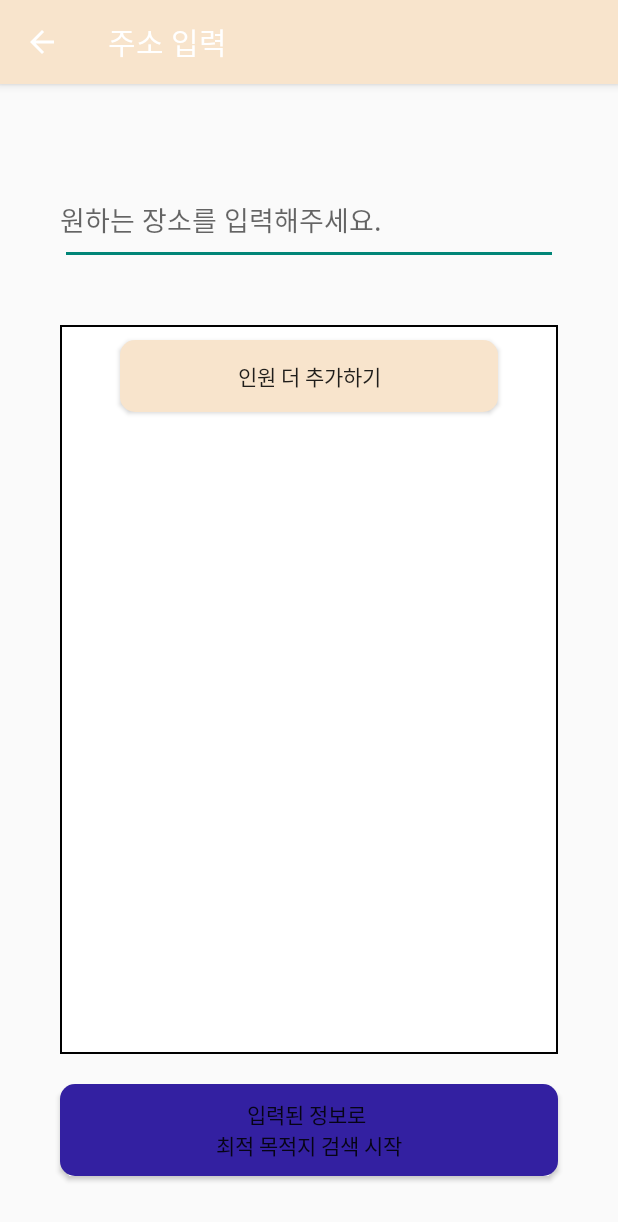
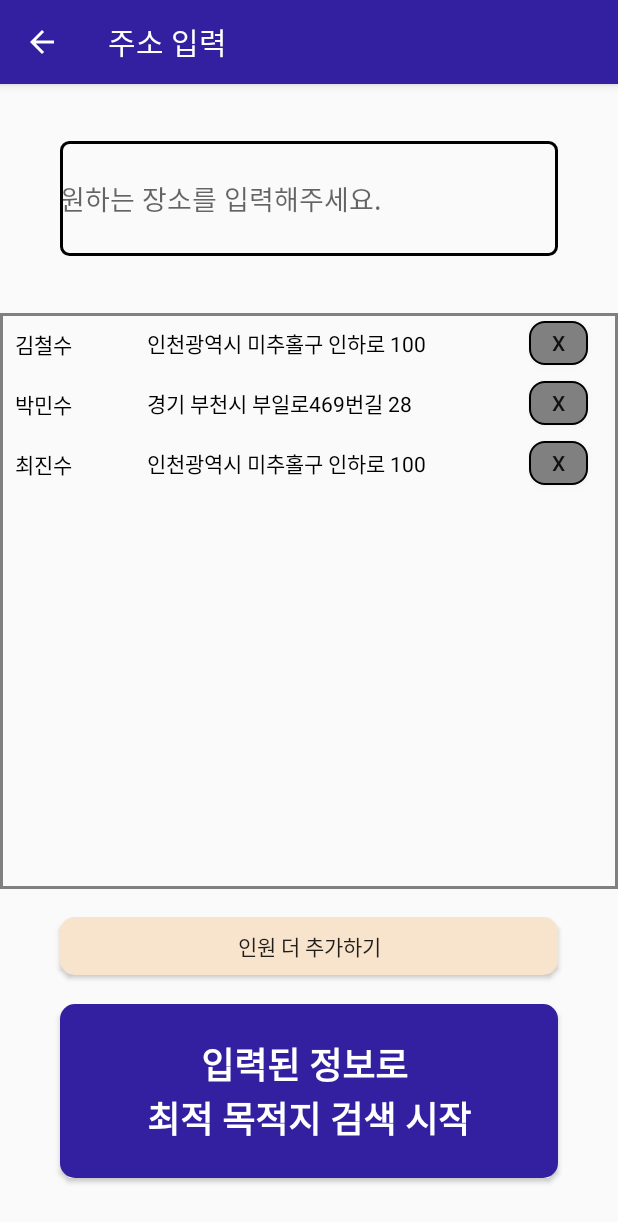
Before and after one commit to TEAM-MeetHere/MeetHere, an Android app: the SetLocation_2_4 screen opened directly, with no data from a screen before it, on a phone screen of 412 x 824 dp. Shown: the top 1222 px of the screen. Run offline under Robolectric (Android 15) with nearby library versions, the phone set to English and light mode, and no system bars.

Commit message:
주소 입력 화면(2_5까지) 디자인 완료 / 어댑터를 사용하여 입력한 주소 삭제 기능 구현

```diff
--- a/app/src/main/java/com/example/meethere/AddressAdopter.kt
+++ b/app/src/main/java/com/example/meethere/AddressAdopter.kt
@@ -3,23 +3,29 @@ package com.example.meethere
 import android.view.LayoutInflater
 import android.view.View
 import android.view.ViewGroup
+import android.widget.Toast
 import androidx.recyclerview.widget.RecyclerView
+import com.example.meethere.databinding.ItemAddressBinding
 import kotlinx.android.synthetic.main.item_address.view.*
 
 
 class AddressAdopter (
     private val addresses: MutableList<Address>
 ) : RecyclerView.Adapter<AddressAdopter.AddressViewHolder>() {
-    class AddressViewHolder(itemView: View) : RecyclerView.ViewHolder (itemView)
+    class AddressViewHolder(val binding: ItemAddressBinding) : RecyclerView.ViewHolder (binding.root) {
+        val btn2 = binding.btnDeleteAddress
 
+    }
     override fun onCreateViewHolder(parent: ViewGroup, viewType: Int): AddressViewHolder {
-        return AddressViewHolder(
+        val binding = ItemAddressBinding.inflate(LayoutInflater.from(parent.context),parent,false)
+      /*  return AddressViewHolder(
             LayoutInflater.from(parent.context).inflate(
                 R.layout.item_address,
                 parent,
                 false
             )
-        )
+        )*/
+        return AddressViewHolder(binding)
     }
 
     /*   private fun toggleStrikeThrough(textViewAddress: TextView, textViewName: TextView) {
@@ -29,12 +35,6 @@ class AddressAdopter (
         addresses.add(address)
         notifyItemInserted(addresses.size - 1)
     }
-    fun deleteAddress() {
-        /*addresses.removeAll { Address ->
-
-        }*/
-        notifyDataSetChanged()
-    }
 
     override fun onBindViewHolder(holder: AddressAdopter.AddressViewHolder, position: Int) {
         val curAddress = addresses[position]
@@ -42,6 +42,14 @@ class AddressAdopter (
             textViewAddress.text = curAddress.Address
             textViewName.text = curAddress.Name
         }
+
+        holder.btn2.setOnClickListener(object: View.OnClickListener {
+            override fun onClick(p0: View?) {
+                if(addresses.isNotEmpty())
+                    addresses.remove(addresses[holder.adapterPosition])
+                notifyDataSetChanged()
+            }
+        })
     }
 
     override fun getItemCount(): Int {
--- a/app/src/main/java/com/example/meethere/ResultAdopter.kt
+++ b/app/src/main/java/com/example/meethere/ResultAdopter.kt
@@ -23,11 +23,11 @@ class ResultAdopter (
         val btn = binding.btnDetail
 
         init {
-            binding.btnDetail.setOnClickListener {
+/*            binding.btnDetail.setOnClickListener {
                 fun OnClick(view: View) {
                     Toast.makeText(view.context, "Item is clicked", Toast.LENGTH_SHORT).show()
                 }
-            }
+            }*/
         }
 
     }
--- a/app/src/main/java/com/example/meethere/SetLocation_2_4.kt
+++ b/app/src/main/java/com/example/meethere/SetLocation_2_4.kt
@@ -20,15 +20,31 @@ class SetLocation_2_4 : AppCompatActivity() {
         recyclerViewAddress.adapter = addressAdapter
         recyclerViewAddress.layoutManager = LinearLayoutManager(this)
 
+        val address1 = "인천광역시 미추홀구 인하로 100"
+        val name1 = "김철수"
+        val addressObject1 = Address(address1,name1)
+        val address2 = "경기 부천시 부일로469번길 28"
+        val name2 = "박민수"
+        val addressObject2 = Address(address2,name2)
+        val address3 = "인천광역시 미추홀구 인하로 100"
+        val name3 = "최진수"
+        val addressObject3 = Address(address3,name3)
+
+        addressAdapter.addAddress(addressObject1)
+        addressAdapter.addAddress(addressObject2)
+        addressAdapter.addAddress(addressObject3)
+
+
         btnAdd.setOnClickListener {
             /* val address = textViewAddress.text.toString()
              val name = textViewName.text.toString()*/
-            val address = "인하대"
+            val address = "인천광역시 미추홀구 인하로 100"
             val name = "임영택"
             val addressObject = Address(address,name)
-            addressAdapter.addAddress(addressObject)
+
             val intent = Intent(applicationContext, SelectLocation_2_5::class.java)
             startActivity(intent) // 후일에 고칠 부분
+            addressAdapter.addAddress(addressObject)
         }
         btnStart.setOnClickListener {
             //val intent = Intent(applicationContext, selectDestination_2_6::class.java)
--- a/app/src/main/res/drawable/borderline.xml
+++ /dev/null
@@ -1,20 +0,0 @@
-<?xml version="1.0" encoding="utf-8"?>
-<shape
-    xmlns:android="http://schemas.android.com/apk/res/android"
-    android:shape="rectangle">
-
-    <!-- 테두리 내부 색상 설정 -->
-    <solid android:color="@android:color/white" />
-
-    <!-- 테두리 내부 여백 설정 -->
-    <padding
-        android:bottom="-1dp"
-        android:right="-1dp"
-        android:left="-1dp"/>
-
-    <!-- 테두리 설정: 두께, 색상 -->
-    <stroke
-        android:width="1dp"
-        android:color="@android:color/black" />
-
-</shape>
--- /dev/null
+++ b/app/src/main/res/drawable/borderline_gray.xml
@@ -0,0 +1,8 @@
+<?xml version="1.0" encoding="utf-8"?>
+<layer-list xmlns:android="http://schemas.android.com/apk/res/android">
+    <item>
+        <shape android:shape="rectangle">
+            <stroke android:width="2dp" android:color="@color/gray"/>
+        </shape>
+    </item>
+</layer-list>
--- a/app/src/main/res/layout/activity_auth_id.xml
+++ b/app/src/main/res/layout/activity_auth_id.xml
@@ -52,7 +52,7 @@
         android:layout_weight="1"
         android:background="@drawable/button_color_drawable"
         android:ems="7"
-        android:text="회원가입"
+        android:text="인증"
         android:textColor="@color/white"
         android:textSize="18sp"
         android:textStyle="bold" />
--- a/app/src/main/res/layout/activity_login.xml
+++ b/app/src/main/res/layout/activity_login.xml
@@ -31,7 +31,7 @@
         android:layout_margin="10dp"
         android:layout_weight="0.75"
         android:background="@drawable/border"
-        android:ems="10"
+        android:ems="15"
         android:hint="아이디"
         android:inputType="textEmailAddress"
         android:padding="10dp"
@@ -45,7 +45,7 @@
         android:layout_gravity="center"
         android:layout_weight="0.75"
         android:background="@drawable/border"
-        android:ems="10"
+        android:ems="15"
         android:hint="비밀번호"
         android:inputType="textPassword"
         android:padding="10dp"
--- a/app/src/main/res/layout/activity_register.xml
+++ b/app/src/main/res/layout/activity_register.xml
@@ -194,7 +194,7 @@
         android:layout_weight="1"
         android:background="@drawable/button_color_drawable"
         android:ems="7"
-        android:text="회원가입"
+        android:text="다음 단계로"
         android:textColor="@color/white"
         android:textSize="18sp"
         android:textStyle="bold" />
--- a/app/src/main/res/layout/activity_set_location24.xml
+++ b/app/src/main/res/layout/activity_set_location24.xml
@@ -2,85 +2,84 @@
 <LinearLayout xmlns:android="http://schemas.android.com/apk/res/android"
     xmlns:app="http://schemas.android.com/apk/res-auto"
     xmlns:tools="http://schemas.android.com/tools"
-    android:orientation="vertical"
     android:layout_width="match_parent"
     android:layout_height="match_parent"
-    tools:context=".SetLocation_2_4"
-    android:weightSum="10">
+    android:orientation="vertical"
+    android:weightSum="20"
+    tools:context=".SetLocation_2_4">
+
+    <Space
+        android:layout_width="match_parent"
+        android:layout_height="0dp"
+        android:layout_weight="1" />
 
     <EditText
         android:id="@+id/etKeyword"
         android:layout_width="match_parent"
         android:layout_height="0dp"
-        android:layout_marginStart="40dp"
-        android:layout_marginTop="60dp"
-        android:layout_marginEnd="40dp"
-
-        android:autofillHints="username"
+        android:layout_gravity="center"
+        android:layout_marginLeft="40dp"
+        android:layout_marginRight="40dp"
+        android:layout_weight="2"
+        android:background="@drawable/border"
         android:ems="10"
         android:hint="원하는 장소를 입력해주세요."
-        android:inputType="textPersonName"
-        android:layout_weight="1"
-        app:layout_constraintEnd_toEndOf="parent"
-        app:layout_constraintStart_toStartOf="parent"
+        android:padding="10dp"/>
 
-        app:layout_constraintTop_toTopOf="parent" />
-
-    <ScrollView
-        android:id="@+id/scrollView24"
+    <Space
         android:layout_width="match_parent"
         android:layout_height="0dp"
-        android:layout_marginStart="40dp"
-        android:layout_marginTop="40dp"
-        android:layout_marginEnd="40dp"
-
-
-        android:background="@drawable/borderline"
-        app:layout_constraintEnd_toEndOf="parent"
-        app:layout_constraintStart_toStartOf="parent"
-        app:layout_constraintTop_toBottomOf="@+id/etKeyword"
-        android:layout_weight="8">
-
-        <LinearLayout
-            android:layout_width="match_parent"
-            android:layout_height="wrap_content"
-            android:orientation="vertical">
+        android:layout_weight="1" />
 
     <androidx.recyclerview.widget.RecyclerView
         android:id="@+id/recyclerViewAddress"
         android:layout_width="match_parent"
-                android:layout_height="match_parent"
-                android:layout_marginStart="40dp"
-                android:layout_marginEnd="40dp" />
+        android:layout_height="0dp"
+        android:layout_weight="10"
+        android:background="@drawable/borderline_gray"
+        />
+
+    <Space
+        android:layout_width="match_parent"
+        android:layout_height="0dp"
+        android:layout_weight="0.5" />
 
     <androidx.appcompat.widget.AppCompatButton
         android:id="@+id/btnAdd"
         android:layout_width="match_parent"
         android:layout_height="0dp"
+        android:layout_gravity="center"
         android:layout_marginLeft="40dp"
-                android:layout_marginTop="10dp"
         android:layout_marginRight="40dp"
-                android:layout_marginBottom="10dp"
         android:layout_weight="1"
         android:background="@drawable/button_color_drawable2"
         android:text="인원 더 추가하기" />
 
-        </LinearLayout>
-    </ScrollView>
+    <Space
+        android:layout_width="match_parent"
+        android:layout_height="0dp"
+        android:layout_weight="0.5" />
 
     <androidx.appcompat.widget.AppCompatButton
         android:id="@+id/btnStart"
         android:layout_width="match_parent"
         android:layout_height="0dp"
+        android:layout_gravity="center"
         android:layout_marginStart="40dp"
-        android:layout_marginTop="20dp"
         android:layout_marginEnd="40dp"
-        android:layout_marginBottom="40dp"
-        android:layout_weight="1"
+        android:layout_weight="3"
+        android:textSize="24sp"
+        android:textStyle="bold"
+        android:textColor="@color/white"
         android:background="@drawable/button_color_drawable"
         android:text="입력된 정보로 \n최적 목적지 검색 시작"
         app:layout_constraintEnd_toEndOf="parent"
         app:layout_constraintStart_toStartOf="parent"
         app:layout_constraintTop_toBottomOf="@+id/scrollView24" />
 
+    <Space
+        android:layout_width="match_parent"
+        android:layout_height="0dp"
+        android:layout_weight="1" />
+
 </LinearLayout>
--- a/app/src/main/res/layout/activity_show_detail28.xml
+++ b/app/src/main/res/layout/activity_show_detail28.xml
@@ -30,7 +30,7 @@
         android:layout_marginTop="40dp"
         android:layout_marginEnd="40dp"
         android:layout_weight="8"
-        android:background="@drawable/borderline"
+        android:background="@drawable/border"
         app:layout_constraintEnd_toEndOf="parent"
         app:layout_constraintStart_toStartOf="parent"
         app:layout_constraintTop_toBottomOf="@+id/textViewNameDetail">
--- a/app/src/main/res/layout/item_address.xml
+++ b/app/src/main/res/layout/item_address.xml
@@ -1,30 +1,41 @@
 <?xml version="1.0" encoding="utf-8"?>
-<androidx.constraintlayout.widget.ConstraintLayout xmlns:android="http://schemas.android.com/apk/res/android"
+<LinearLayout xmlns:android="http://schemas.android.com/apk/res/android"
     xmlns:app="http://schemas.android.com/apk/res-auto"
     xmlns:tools="http://schemas.android.com/tools"
     android:layout_width="match_parent"
-    android:layout_height="80dp">
+    android:layout_height="40dp"
+    android:orientation="horizontal"
+    android:weightSum="20">
 
     <TextView
         android:id="@+id/textViewName"
-        android:layout_width="80dp"
-        android:layout_height="wrap_content"
+        android:layout_width="0dp"
+        android:layout_weight="4"
+        android:layout_height="match_parent"
         android:text="Name"
-        android:textSize="24sp"
-        android:paddingStart="8dp"
-        app:layout_constraintBottom_toBottomOf="parent"
-        app:layout_constraintStart_toStartOf="parent"
-        app:layout_constraintTop_toTopOf="parent" />
+        android:textSize="14sp"
+        android:padding="10dp"
+        android:gravity="center_vertical"
+        android:textColor="@color/black"/>
 
     <TextView
         android:id="@+id/textViewAddress"
         android:layout_width="0dp"
-        android:layout_height="wrap_content"
-        android:layout_marginStart="40dp"
+        android:layout_height="match_parent"
+        android:layout_weight="13"
+        android:layout_marginStart="20dp"
         android:text="Example"
-        android:textSize="24sp"
-        app:layout_constraintBottom_toBottomOf="parent"
-        app:layout_constraintStart_toEndOf="@+id/textViewName"
-        app:layout_constraintTop_toTopOf="parent" />
+        android:textSize="14sp"
+        android:gravity="center_vertical"
+        android:textColor="@color/black"/>
 
-</androidx.constraintlayout.widget.ConstraintLayout>
+    <androidx.appcompat.widget.AppCompatButton
+        android:id="@+id/btnDeleteAddress"
+        android:layout_width="0dp"
+        android:layout_height="match_parent"
+        android:layout_weight="2"
+        android:text="X"
+        android:layout_marginTop="5dp"
+        android:layout_marginBottom="5dp"
+        android:background="@drawable/button_color_drawable3"/>
+</LinearLayout>
--- a/app/src/main/res/values/style.xml
+++ b/app/src/main/res/values/style.xml
@@ -13,15 +13,14 @@
     <style name="Register" parent="Theme.AppCompat.Light.DarkActionBar">
         <item name="android:windowTranslucentStatus">true</item>
         <item name="colorPrimary">@color/mainColor</item>
-        <item name="colorPrimaryDark">@color/mainColor</item>
-        <item name="colorAccent">@color/colorAccent</item>
         <item name="android:windowLightStatusBar">true</item>
         <item name="android:fitsSystemWindows">true</item>
     </style>
 
     <style name="Search" parent="Theme.AppCompat.Light.DarkActionBar">
         <item name="android:windowTranslucentStatus">true</item>
-        <item name="colorPrimary">@color/subColor</item>
+        <item name="colorPrimary">@color/mainColor</item>
+        <item name="android:windowLightStatusBar">true</item>
         <item name="android:fitsSystemWindows">true</item>
     </style>
 
```
Also changed, not shown: app/src/main/res/layout/activity_input_code.xml (+5 -4 lines), app/src/main/res/layout/activity_new.xml (+15 -3 lines), app/src/main/res/layout/activity_select_location25.xml (+23 -40 lines). Lines whose indentation alone changed are shown as unchanged.
